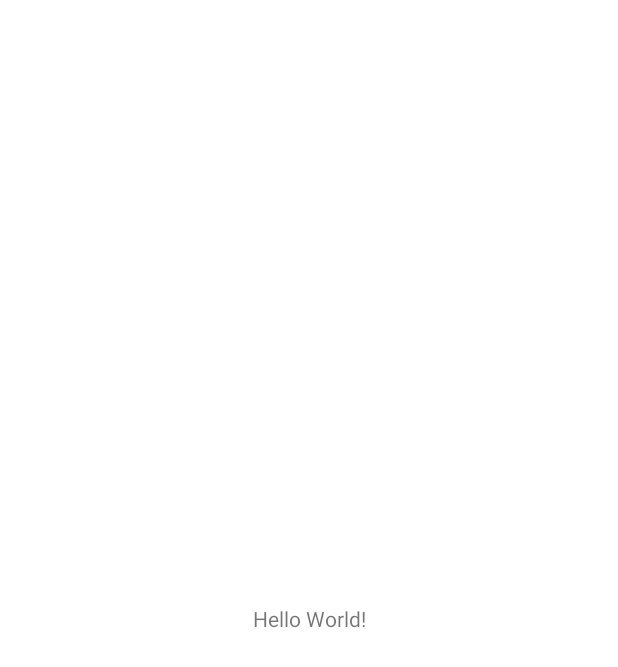
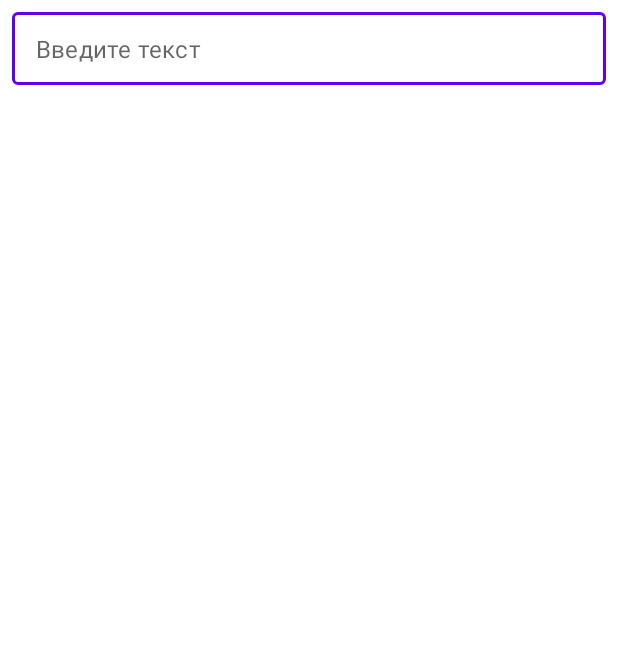
Before and after one commit to zoerAleksandr/Dictionary, an Android app: the screen it shows after launch (MainActivity), on a phone screen of 412 x 824 dp. Before the commit the part shown is almost empty. Shown: the top 667 px of the screen. Run offline under Robolectric (Android 15) with nearby library versions, the phone set to English and light mode, and no system bars.

Commit message:
Сделал layout для главного экрана и item

```diff
--- a/app/src/main/res/layout/activity_main.xml
+++ b/app/src/main/res/layout/activity_main.xml
@@ -6,13 +6,62 @@
     android:layout_height="match_parent"
     tools:context=".view.MainActivity">
 
-    <TextView
-        android:layout_width="wrap_content"
+    <com.google.android.material.textfield.TextInputLayout
+        android:id="@+id/input_layout"
+        style="@style/Widget.MaterialComponents.TextInputLayout.OutlinedBox.Dense"
+        android:layout_width="match_parent"
         android:layout_height="wrap_content"
-        android:text="Hello World!"
+        android:layout_margin="@dimen/margin_main"
+        app:hintEnabled="false"
+        app:layout_constraintEnd_toEndOf="parent"
+        app:layout_constraintStart_toStartOf="parent"
+        app:layout_constraintTop_toTopOf="parent">
+
+        <com.google.android.material.textfield.TextInputEditText
+            android:id="@+id/input_edit_text"
+            android:layout_width="match_parent"
+            android:layout_height="wrap_content"
+            android:hint="@string/hint_input" />
+    </com.google.android.material.textfield.TextInputLayout>
+
+    <androidx.recyclerview.widget.RecyclerView
+        android:id="@+id/meanings_recycler_view"
+        android:layout_width="match_parent"
+        android:layout_height="0dp"
+        android:layout_marginHorizontal="@dimen/margin_main"
         app:layout_constraintBottom_toBottomOf="parent"
         app:layout_constraintEnd_toEndOf="parent"
         app:layout_constraintStart_toStartOf="parent"
-        app:layout_constraintTop_toTopOf="parent" />
+        app:layout_constraintTop_toBottomOf="@id/input_layout"
+        tools:itemCount="3"
+        tools:listitem="@layout/item" />
 
+    <FrameLayout
+        android:id="@+id/loading_layout"
+        android:layout_width="match_parent"
+        android:layout_height="0dp"
+        android:visibility="gone"
+        app:layout_constraintBottom_toBottomOf="parent"
+        app:layout_constraintEnd_toEndOf="parent"
+        app:layout_constraintStart_toStartOf="parent"
+        app:layout_constraintTop_toBottomOf="@id/offline_text_view">
+
+        <ProgressBar
+            android:layout_width="wrap_content"
+            android:layout_height="wrap_content"
+            android:layout_gravity="center" />
+    </FrameLayout>
+
+    <TextView
+        android:id="@+id/offline_text_view"
+        android:layout_width="match_parent"
+        android:layout_height="wrap_content"
+        android:background="@color/black"
+        android:gravity="center"
+        android:text="@string/offline_text"
+        android:textColor="@color/white"
+        android:visibility="gone"
+        app:layout_constraintEnd_toEndOf="parent"
+        app:layout_constraintStart_toStartOf="parent"
+        app:layout_constraintTop_toBottomOf="@id/input_layout" />
 </androidx.constraintlayout.widget.ConstraintLayout>
--- a/app/src/main/res/values/colors.xml
+++ b/app/src/main/res/values/colors.xml
@@ -7,4 +7,7 @@
     <color name="teal_700">#FF018786</color>
     <color name="black">#FF000000</color>
     <color name="white">#FFFFFFFF</color>
+    <color name="gray">#636363</color>
+    <color name="gray_light">#0D636363</color>
+    <color name="transparent">#00636363</color>
 </resources>
--- a/app/src/main/res/values/strings.xml
+++ b/app/src/main/res/values/strings.xml
@@ -1,3 +1,5 @@
 <resources>
     <string name="app_name">Dictionary</string>
+    <string name="offline_text">нет подключения к сети</string>
+    <string name="hint_input">Введите текст</string>
 </resources>
```
Also changed, not shown: app/src/main/res/drawable/ic_volume_up_24.xml (added, +11 -0 lines), app/src/main/res/layout/item.xml (added, +49 -0 lines), app/src/main/res/values/dimens.xml (added, +10 -0 lines).
